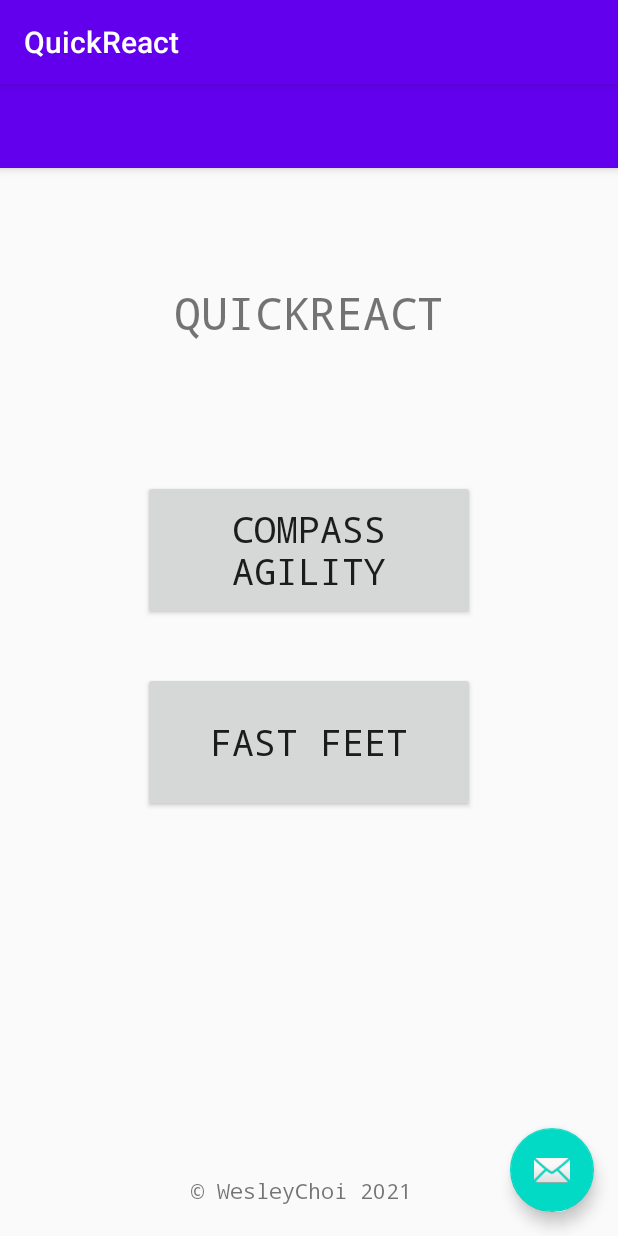
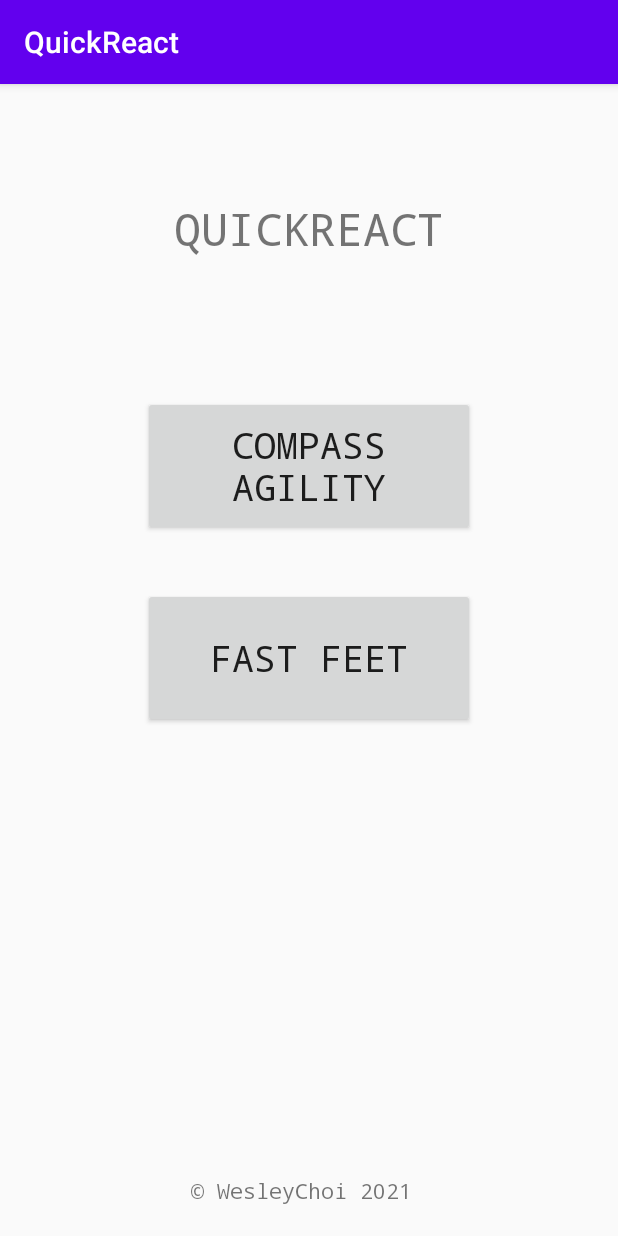
Before and after one commit to WesleyChoi/QuickReact, an Android app: the screen it shows after launch (MainActivity), on a phone screen of 412 x 824 dp. Run offline under Robolectric (Android 15) with nearby library versions, the phone set to English and light mode, and no system bars.

Commit message:
cleaned up activity_launcher screen

```diff
--- a/app/src/main/res/layout/activity_launch_drill_selector.xml
+++ b/app/src/main/res/layout/activity_launch_drill_selector.xml
@@ -11,23 +11,17 @@
         android:layout_height="wrap_content"
         android:theme="@style/AppTheme.AppBarOverlay">
 
+        <!--
         <androidx.appcompat.widget.Toolbar
             android:id="@+id/toolbar"
             android:layout_width="match_parent"
             android:layout_height="?attr/actionBarSize"
             android:background="?attr/colorPrimary"
             app:popupTheme="@style/AppTheme.PopupOverlay" />
+            -->
 
     </com.google.android.material.appbar.AppBarLayout>
 
     <include layout="@layout/content_launch_drill_selector" />
 
-    <com.google.android.material.floatingactionbutton.FloatingActionButton
-        android:id="@+id/fab"
-        android:layout_width="wrap_content"
-        android:layout_height="wrap_content"
-        android:layout_gravity="bottom|end"
-        android:layout_margin="@dimen/fab_margin"
-        app:srcCompat="@android:drawable/ic_dialog_email" />
-
 </androidx.coordinatorlayout.widget.CoordinatorLayout>
```
